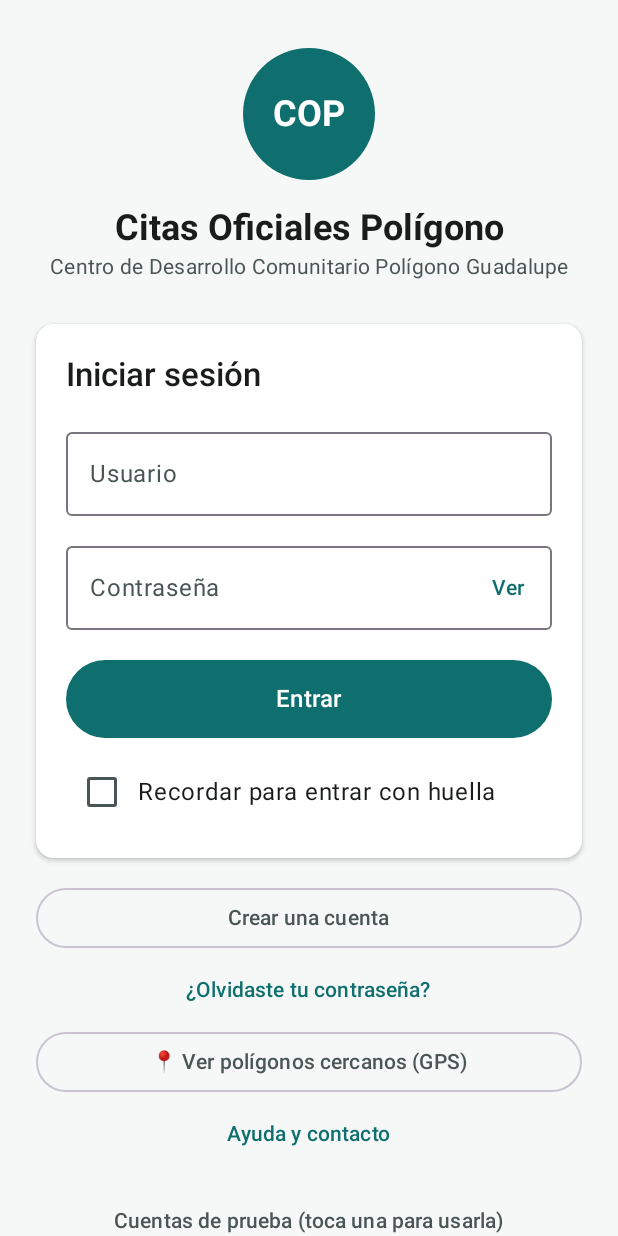
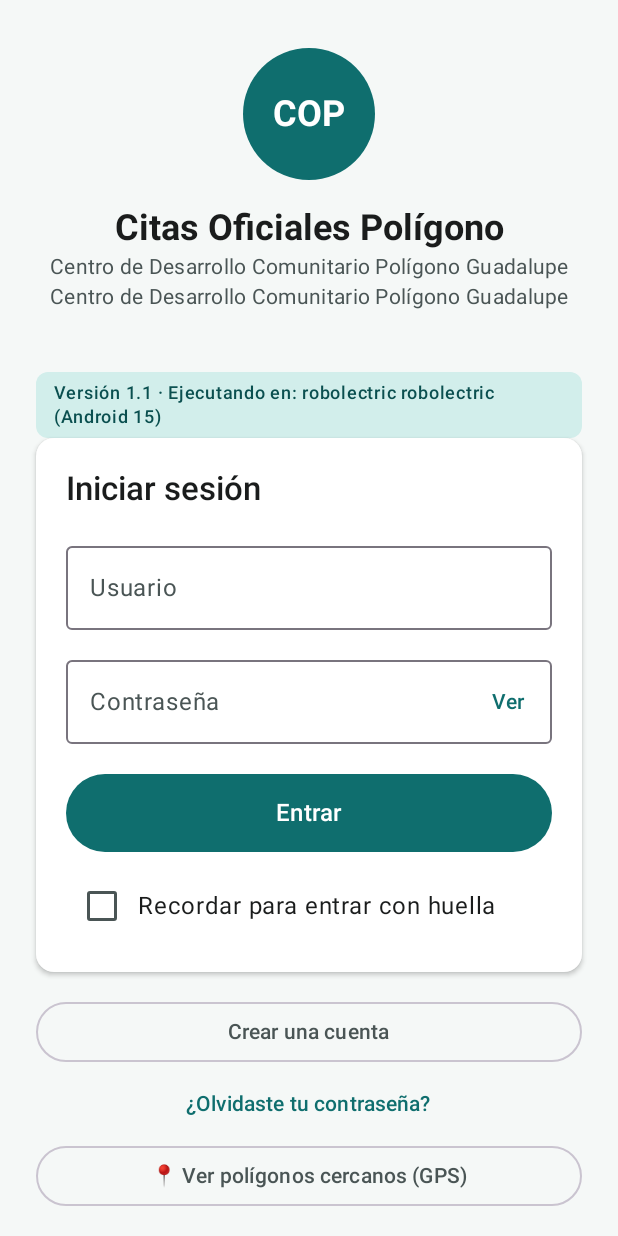
Before and after one commit to 2530782/COP, an Android app built with Jetpack Compose: the screen it shows after launch (MainActivity), on a phone screen of 412 x 824 dp. Run offline under Robolectric (Android 15) with nearby library versions, the phone set to English and light mode, and no system bars.

Commit message:
Etiqueta de plataforma en login

```diff
--- a/COP-Frontend/shared/src/commonMain/kotlin/com/poligono/cop/composeApp/pantallas/LoginScreen.kt
+++ b/COP-Frontend/shared/src/commonMain/kotlin/com/poligono/cop/composeApp/pantallas/LoginScreen.kt
@@ -51,6 +51,7 @@ import com.poligono.cop.composeApp.componentes.Aviso
 import com.poligono.cop.domain.biometria.AccesoBiometrico
 import com.poligono.cop.domain.model.Usuario
 import com.poligono.cop.ui.LoginViewModel
+import com.poligono.cop.plataforma.nombreDispositivo
 
 /** Cuentas de prueba que existen en usuarios.json del backend (para la demostración). */
 private val cuentasDePrueba = listOf(
@@ -130,6 +131,13 @@ fun LoginScreen(
                     fontWeight = FontWeight.Bold,
                     textAlign = TextAlign.Center
                 )
+
+                Text(
+                    text = "Centro de Desarrollo Comunitario Polígono Guadalupe",
+                    style = MaterialTheme.typography.bodyMedium,
+                    color = MaterialTheme.colorScheme.onSurfaceVariant,
+                    textAlign = TextAlign.Center
+                )
                 Text(
                     text = "Centro de Desarrollo Comunitario Polígono Guadalupe",
                     style = MaterialTheme.typography.bodyMedium,
@@ -144,6 +152,18 @@ fun LoginScreen(
                     Aviso(mensajeInicial)
                     Spacer(Modifier.height(12.dp))
                 }
+
+                // ---------- Etiqueta de plataforma (prueba de despliegue) ----------
+                Spacer(Modifier.height(12.dp))
+                Text(
+                    text = "Versión 1.1 · Ejecutando en: ${nombreDispositivo()}",
+                    style = MaterialTheme.typography.labelMedium,
+                    color = MaterialTheme.colorScheme.onPrimaryContainer,
+                    modifier = Modifier
+                        .clip(MaterialTheme.shapes.small)
+                        .background(MaterialTheme.colorScheme.primaryContainer)
+                        .padding(horizontal = 12.dp, vertical = 6.dp)
+                )
 
                 // ---------- Formulario ----------
                 Card(
```
Also changed, not shown: 2 other files.
